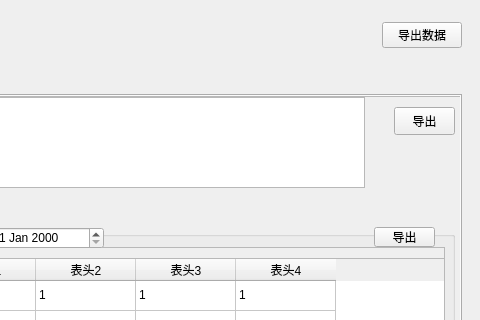
Before: the Qt Designer form ui/tab2.ui in 2950067210dqy/pyqt6_project, drawn with Qt 5; both pictures show x 449 to 929 and y 0 to 320 of the 929 by 592 pixel window.
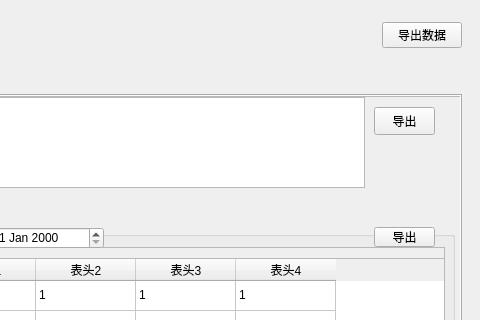
After: the same form once the commit is applied. Icons and pictures are not drawn.

```diff
--- a/ui/tab2.ui
+++ b/ui/tab2.ui
@@ -143,8 +143,8 @@
                                                                 <rect>
                                                                     <x>0</x>
                                                                     <y>0</y>
-                                                                    <width>899</width>
-                                                                    <height>609</height>
+                 <width>897</width>
+                 <height>607</height>
                                                                 </rect>
                                                             </property>
                                                             <widget class="QLabel" name="nowdata_label">
@@ -205,7 +205,7 @@
                                                             <widget class="QPushButton" name="alldata_export">
                                                                 <property name="geometry">
                                                                     <rect>
-                                                                        <x>830</x>
+                  <x>810</x>
                                                                         <y>10</y>
                                                                         <width>61</width>
                                                                         <height>28</height>
```
Left out of the diff: 61 changed lines with no effect on the pictures. Lines whose indentation alone changed are shown as unchanged.
